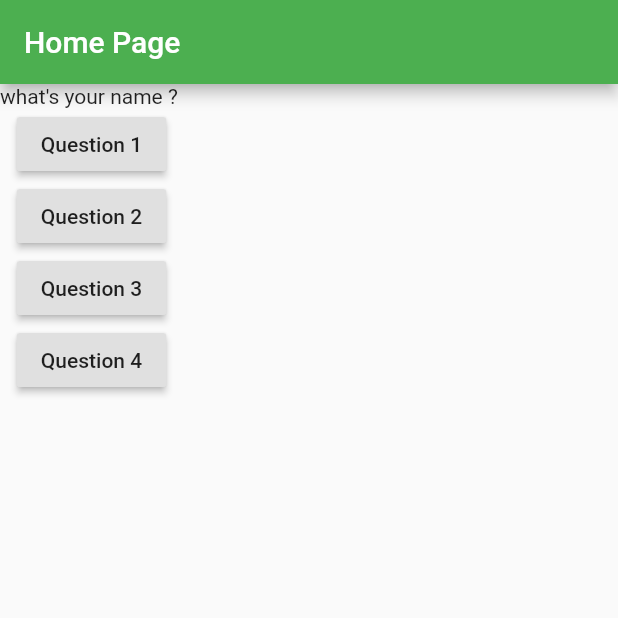
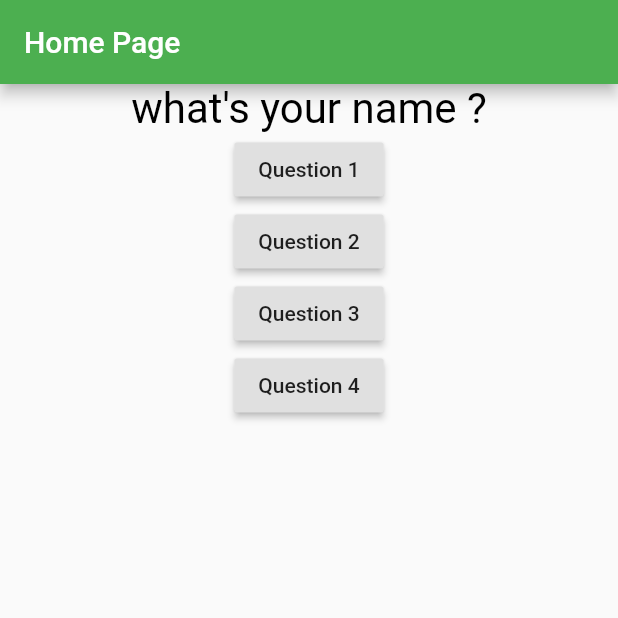
Before and after one commit to ski96277/flutter_complete_guide, a Flutter app: the screen it shows after launch, on a phone screen of 412 x 824 dp, the top half of it. Run offline on Flutter 3.47's test engine with Material 2 defaults, Android fonts, the phone set to English and light mode, and no system bars.

Commit message:
make another class for textview

```diff
--- a/lib/main.dart
+++ b/lib/main.dart
@@ -75,6 +75,7 @@
 //}
 
 import 'package:flutter/material.dart';
+import 'package:fluttercompleteguide/question.dart';
 
 void main() {
   runApp(MyApp());
@@ -100,7 +101,7 @@ class _MyAppState extends State<MyApp> {
             ),
             body: Column(
               children: [
-                Text(questions[_index]),
+                Question(questions[_index]),
                 RaisedButton(
                     child: Text("Question 1"), onPressed: answerQuestion),
                 RaisedButton(
--- /dev/null
+++ b/lib/question.dart
@@ -0,0 +1,18 @@
+import 'package:flutter/material.dart';
+
+class Question extends StatelessWidget {
+  String QuestionText;
+
+  Question(this.QuestionText);
+
+  @override
+  Widget build(BuildContext context) {
+    return Container(
+        width: double.infinity,
+        child: Text(
+          QuestionText,
+          style: TextStyle(color: Colors.black, fontSize: 28),
+          textAlign: TextAlign.center,
+        ));
+  }
+}
```
